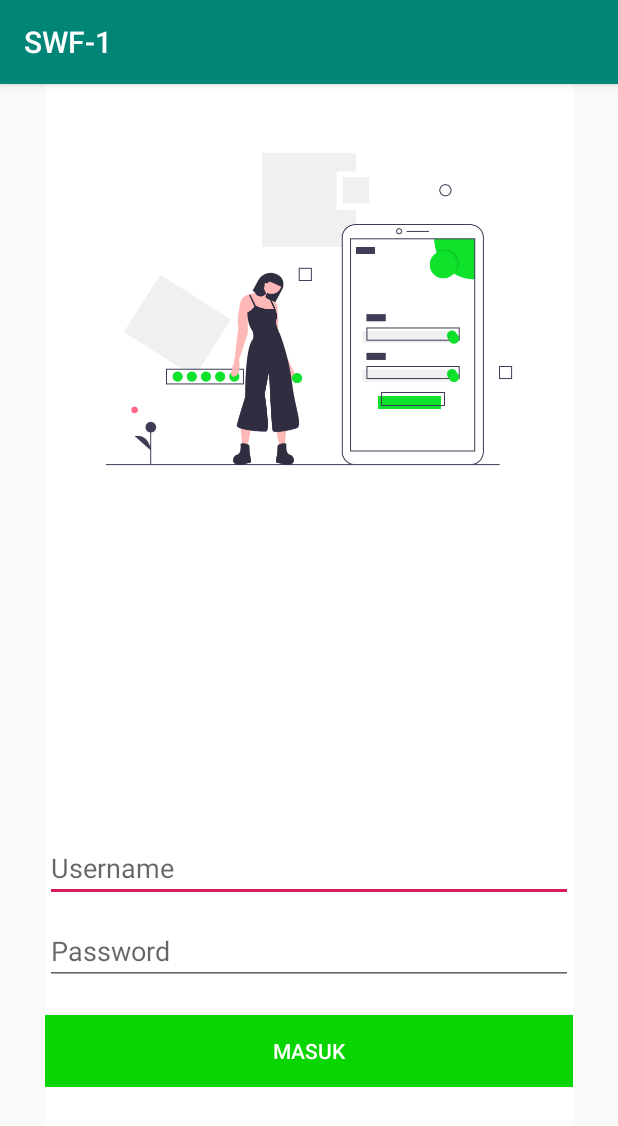
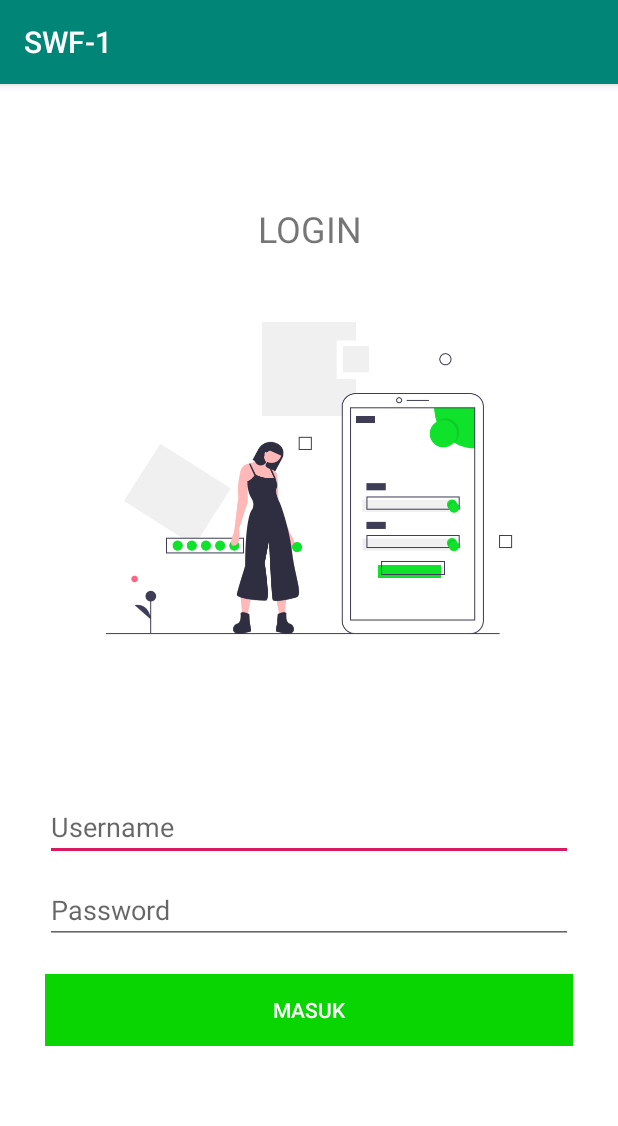
Before and after one commit to triandamai/swf, an Android app: the Login screen opened directly, with no data from a screen before it, on a phone screen of 412 x 824 dp. Shown: the top 1126 px of the screen. Run offline under Robolectric (Android 15) with nearby library versions, the phone set to English and light mode, and no system bars.

Commit message:
add login

```diff
--- a/SWF-1/app/src/main/res/layout/activity_login.xml
+++ b/SWF-1/app/src/main/res/layout/activity_login.xml
@@ -5,8 +5,8 @@
     android:layout_width="match_parent"
     android:layout_height="match_parent"
     android:orientation="vertical"
-    android:layout_marginStart="@dimen/margin_kiri"
-    android:layout_marginEnd="@dimen/margin_kanan"
+    android:paddingStart="@dimen/margin_kiri"
+    android:paddingEnd="@dimen/margin_kanan"
     android:background="@color/putih"
     tools:context=".Login">
 <ScrollView
@@ -15,16 +15,23 @@
     <LinearLayout
         android:layout_width="match_parent"
         android:layout_height="wrap_content"
+        android:paddingTop="50dp"
+        android:background="@color/putih"
         android:orientation="vertical">
+        <TextView
+            android:layout_width="match_parent"
+            android:layout_height="wrap_content"
+            android:text="LOGIN"
+            android:textAlignment="center"
+            android:textSize="24sp"
+            android:layout_marginTop="30dp"/>
         <ImageView
             android:id="@+id/l_parent"
             android:layout_width="wrap_content"
             android:layout_height="300dp"
+            android:layout_marginBottom="60dp"
             android:src="@drawable/undraw_mobile"/>
-        <View
-            android:layout_width="match_parent"
-            android:layout_height="200dp"
-            android:background="@color/putih"/>
+
         <LinearLayout
             android:id="@+id/l_bottom"
             android:layout_alignParentBottom="true"
```
